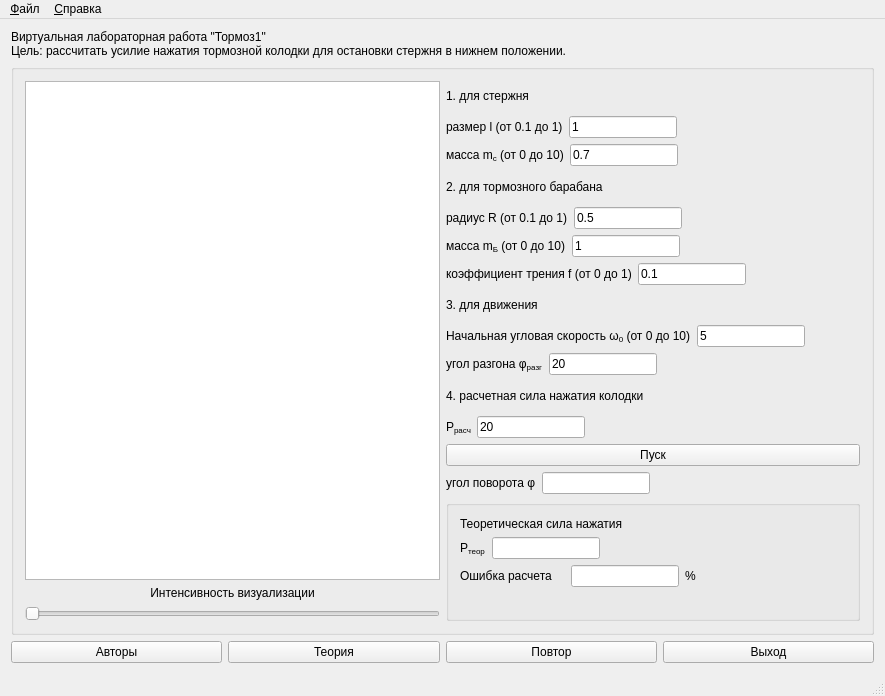
mmaulwurff/mech-brake1, file mainwindow.ui: the form before one commit.
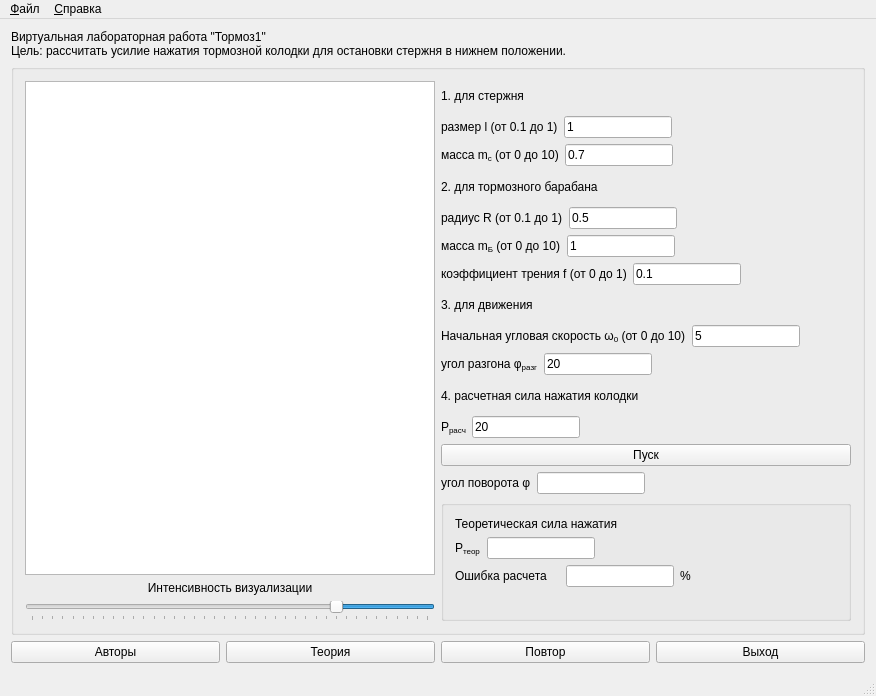
The form after the commit. Icons and pictures are not drawn.

Commit message: lineedits error messages

Diff of the .ui file:
```diff
--- a/mainwindow.ui
+++ b/mainwindow.ui
@@ -6,7 +6,7 @@
    <rect>
     <x>0</x>
     <y>0</y>
-    <width>885</width>
+    <width>876</width>
     <height>696</height>
    </rect>
   </property>
@@ -73,10 +73,37 @@
           </widget>
          </item>
          <item>
-          <widget class="QSlider" name="horizontalSlider">
+          <widget class="QSlider" name="intenSlider">
+           <property name="minimum">
+            <number>100</number>
+           </property>
+           <property name="maximum">
+            <number>4000</number>
+           </property>
+           <property name="singleStep">
+            <number>100</number>
+           </property>
+           <property name="pageStep">
+            <number>100</number>
+           </property>
+           <property name="value">
+            <number>1000</number>
+           </property>
            <property name="orientation">
             <enum>Qt::Horizontal</enum>
            </property>
+           <property name="invertedAppearance">
+            <bool>true</bool>
+           </property>
+           <property name="invertedControls">
+            <bool>false</bool>
+           </property>
+           <property name="tickPosition">
+            <enum>QSlider::TicksBelow</enum>
+           </property>
+           <property name="tickInterval">
+            <number>100</number>
+           </property>
           </widget>
          </item>
         </layout>
@@ -461,6 +488,9 @@
                <verstretch>0</verstretch>
               </sizepolicy>
              </property>
+             <property name="inputMask">
+              <string/>
+             </property>
              <property name="readOnly">
               <bool>true</bool>
              </property>
@@ -511,6 +541,9 @@
                   <verstretch>0</verstretch>
                  </sizepolicy>
                 </property>
+                <property name="inputMask">
+                 <string>       X000; </string>
+                </property>
                 <property name="readOnly">
                  <bool>true</bool>
                 </property>
@@ -558,6 +591,9 @@
                   <verstretch>0</verstretch>
                  </sizepolicy>
                 </property>
+                <property name="inputMask">
+                 <string>00000X000; </string>
+                </property>
                 <property name="readOnly">
                  <bool>true</bool>
                 </property>
@@ -642,7 +678,7 @@
     <rect>
      <x>0</x>
      <y>0</y>
-     <width>885</width>
+     <width>876</width>
      <height>22</height>
     </rect>
    </property>
```
The commit also changes 2 other files.
